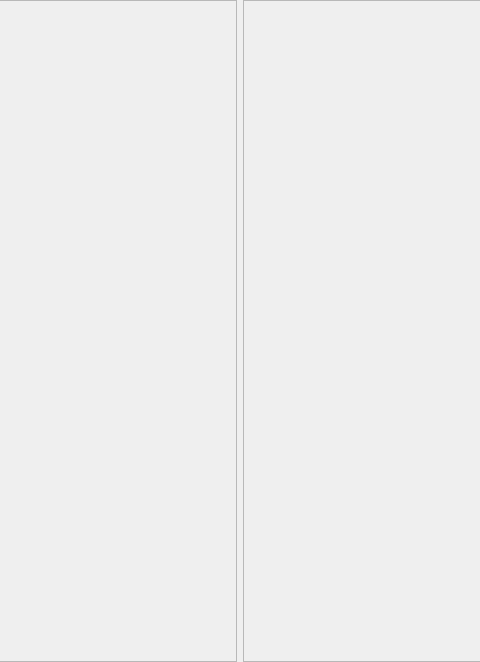
This is gui/DocShowTab/DocShowTab.ui in simanwhite/FlowAssistant as Qt 5 draws it before an edit; both pictures show x 215 to 695 and y 0 to 662 of the 909 by 662 pixel window. The edited form follows.
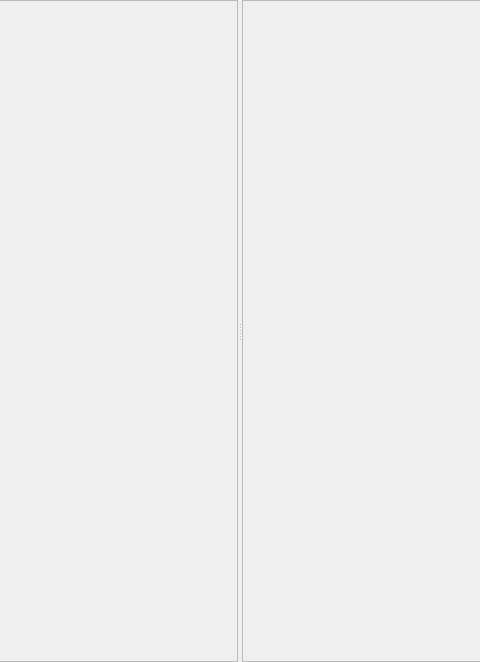
This is the edited form.

Commit message: Layout treeview and webveiw of DocShowTab in splitter to be resized freely.

Patch:
```diff
--- a/gui/DocShowTab/DocShowTab.ui
+++ b/gui/DocShowTab/DocShowTab.ui
@@ -13,11 +13,15 @@
   <property name="windowTitle">
    <string>Dialog</string>
   </property>
-  <layout class="QHBoxLayout" name="horizontalLayout">
+  <layout class="QVBoxLayout" name="verticalLayout">
    <property name="margin">
     <number>0</number>
    </property>
    <item>
+    <widget class="QSplitter" name="splitter">
+     <property name="orientation">
+      <enum>Qt::Horizontal</enum>
+     </property>
     <widget class="QFrame" name="frame">
      <property name="frameShape">
       <enum>QFrame::StyledPanel</enum>
@@ -26,8 +30,6 @@
       <enum>QFrame::Raised</enum>
      </property>
     </widget>
-   </item>
-   <item>
     <widget class="QFrame" name="frame_2">
      <property name="frameShape">
       <enum>QFrame::StyledPanel</enum>
@@ -35,6 +37,7 @@
      <property name="frameShadow">
       <enum>QFrame::Raised</enum>
      </property>
+     </widget>
     </widget>
    </item>
   </layout>
```
Lines whose indentation alone changed are shown as unchanged. The commit also changes 1 other file.
